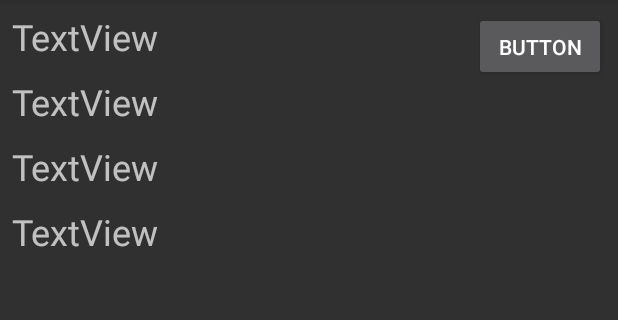
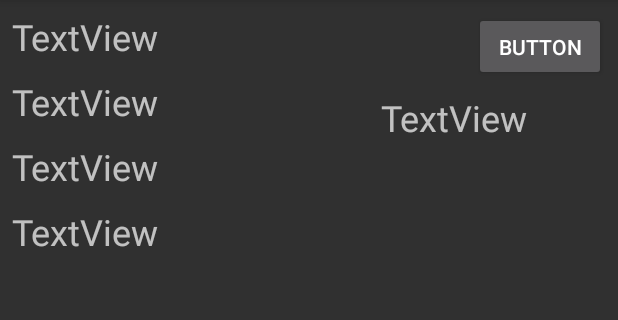
Before and after one commit to MJJoker/LuftdatenParser, an Android app: the screen it shows after launch (MainActivity), on a phone screen of 412 x 824 dp, the part 84-404 px from its top. Run offline under Robolectric (Android 15) with nearby library versions, the phone set to English and light mode, and no system bars.

Commit message:
print CurrentTime every time the values are queried to improve responsivess

```diff
--- a/app/build.gradle
+++ b/app/build.gradle
@@ -7,7 +7,7 @@ android {
     defaultConfig {
 
         applicationId "com.example.m.myfirstapp"
-        minSdkVersion 25
+        minSdkVersion 15 /* support minimum of API17 */
         targetSdkVersion 25
         versionCode 1
         versionName "1.0"
@@ -23,6 +23,8 @@ android {
         sourceCompatibility JavaVersion.VERSION_1_8
         targetCompatibility JavaVersion.VERSION_1_8
     }
+    productFlavors {
+    }
 }
 dependencies {
     implementation fileTree(include: ['*.jar'], dir: 'libs')
--- a/app/src/main/res/layout/activity_main.xml
+++ b/app/src/main/res/layout/activity_main.xml
@@ -61,4 +61,15 @@
         app:layout_constraintStart_toStartOf="parent"
         app:layout_constraintTop_toBottomOf="@+id/wifidb_textview" />
 
+    <TextView
+        android:id="@+id/datetime_textview"
+        android:layout_width="150dp"
+        android:layout_height="35dp"
+        android:layout_marginEnd="8dp"
+        android:layout_marginTop="8dp"
+        android:text="TextView"
+        android:textSize="24sp"
+        app:layout_constraintEnd_toEndOf="parent"
+        app:layout_constraintTop_toBottomOf="@+id/button2" />
+
 </android.support.constraint.ConstraintLayout>
```
Also changed, not shown: app/src/main/java/com/example/m/myfirstapp/MainActivity.java (+11 -3 lines).
